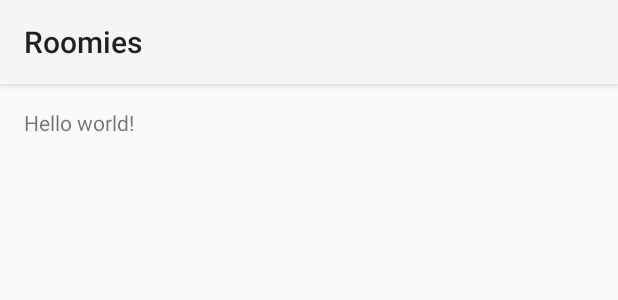
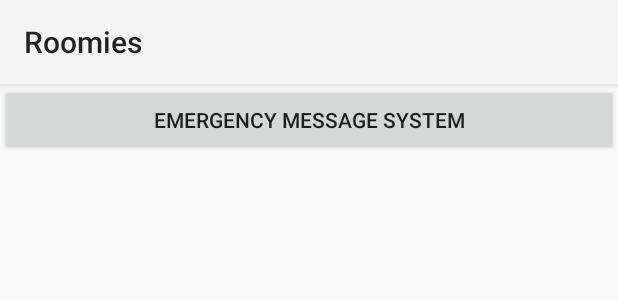
Before and after one commit to bguerre20/SeniorProject, an Android app: the layout activity_my.xml on its own in the app's theme, with its tools: preview values and no code run, on a phone screen of 412 x 824 dp. Shown: the top 300 px of the screen. Run offline under Robolectric (Android 15) with nearby library versions, the phone set to English and light mode, and no system bars.

Commit message:
Emergency Message System Button
Added the button on the main page for the emergency message system
button

```diff
--- a/Roomies/app/src/main/res/layout/activity_my.xml
+++ b/Roomies/app/src/main/res/layout/activity_my.xml
@@ -1,11 +1,13 @@
-<RelativeLayout xmlns:android="http://schemas.android.com/apk/res/android"
-    xmlns:tools="http://schemas.android.com/tools" android:layout_width="match_parent"
-    android:layout_height="match_parent" android:paddingLeft="@dimen/activity_horizontal_margin"
-    android:paddingRight="@dimen/activity_horizontal_margin"
-    android:paddingTop="@dimen/activity_vertical_margin"
-    android:paddingBottom="@dimen/activity_vertical_margin" tools:context=".MyActivity">
+<LinearLayout xmlns:android="http://schemas.android.com/apk/res/android"
+    xmlns:tools="http://schemas.android.com/tools"
+    android:layout_width="match_parent"
+    android:layout_height="match_parent"
+    android:orientation="horizontal" >
 
-    <TextView android:text="@string/hello_world" android:layout_width="wrap_content"
-        android:layout_height="wrap_content" />
+    <Button
+        android:layout_height="wrap_content"
+        android:text="Emergency Message System"
+        android:layout_weight="1"
+        android:layout_width="0dp"/>
 
-</RelativeLayout>
+</LinearLayout>
```
Also changed, not shown: 1 other file.
